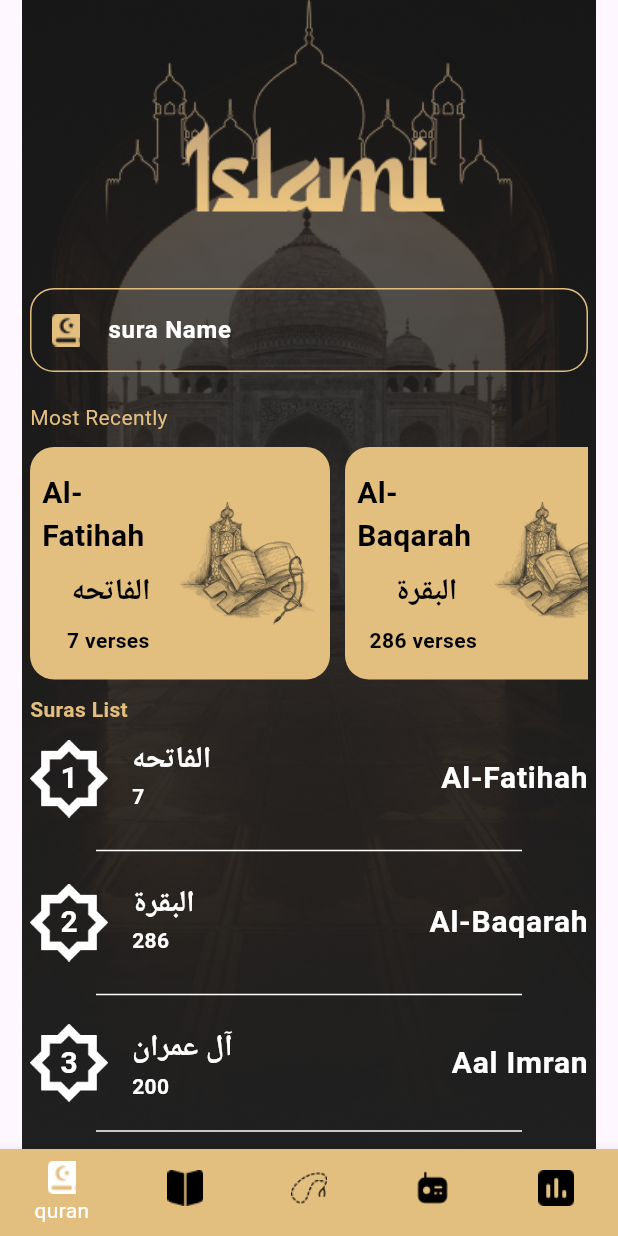
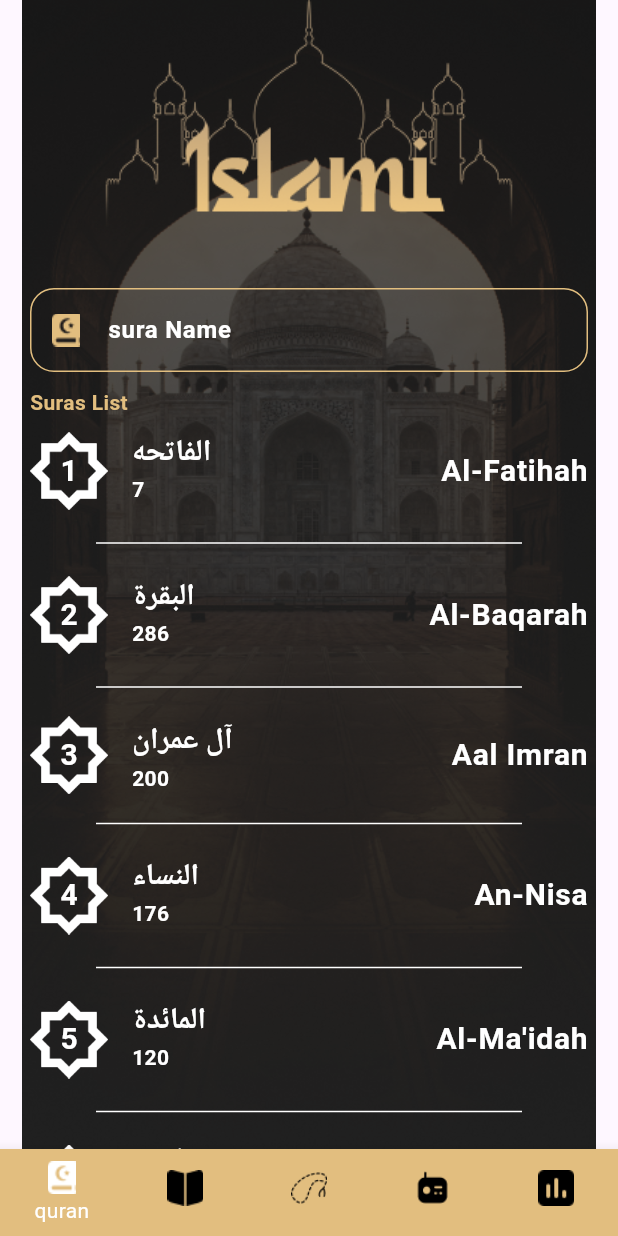
Before and after one commit to saraahmedkh/islami_app, a Flutter app: the screen it shows after launch, after a tap on "skip", on a phone screen of 412 x 824 dp. Run offline on Flutter 3.47's test engine with Material 3 defaults, Android fonts, the phone set to English and light mode, and no system bars; our stand-ins replace introduction_screen, shared_preferences.

Commit message:
cashhelper created

```diff
--- /dev/null
+++ b/lib/core/cach_helper.dart
@@ -0,0 +1,32 @@
+import 'package:shared_preferences/shared_preferences.dart';
+import 'package:flutter/material.dart';
+
+class CachHelper {
+  static late final SharedPreferences prefs;
+  static Future<void>init () async{
+    prefs= await SharedPreferences.getInstance();
+
+  }
+
+  static Future<bool>SaveBool(bool flag) async{
+    return await prefs.setBool("Introduction", flag);
+  }
+
+  static bool? getBool(String key) {
+    return  prefs.getBool(key);
+  }
+
+
+  static Future<void>SaveList(int index) async{
+    var previousList= getList("items");
+    previousList.add(index);
+    var data = previousList.map((e)=>e.toString()).toList()??[];
+    await prefs.setStringList("items", data);
+  }
+
+  static List<int> getList(String key) {
+    List<String>? data= prefs.getStringList(key);
+    return data?.map((e)=>int.parse(e)).toSet().toList() ??  [];
+  }
+
+}
--- a/lib/home/tabs/quran_tab.dart
+++ b/lib/home/tabs/quran_tab.dart
@@ -1,12 +1,25 @@
 import 'package:flutter/material.dart';
 import 'package:islami_application/core/app_colors.dart';
+import 'package:islami_application/core/cach_helper.dart';
 import 'package:islami_application/home/model/sura_model.dart';
 import 'package:islami_application/home/sura_details/sura_details_screen.dart';
 import 'package:islami_application/home/widgets/Recently_item.dart';
 import 'package:islami_application/home/widgets/sura_item.dart';
 
-class QuranTab extends StatelessWidget {
+class QuranTab extends StatefulWidget {
   QuranTab({super.key});
+
+  @override
+  State<QuranTab> createState() => _QuranTabState();
+}
+
+class _QuranTabState extends State<QuranTab> {
+  @override
+  void initState() {
+    super.initState();
+    CreatSuraList();
+    FiltredSuras = allsuras;
+  }
 
   List<String> surasName = [
     "الفاتحه",
@@ -124,6 +137,7 @@ class QuranTab extends StatelessWidget {
     "الفلق",
     "الناس",
   ];
+
   List<String> surasNameEnglish = [
     "Al-Fatihah",
     "Al-Baqarah",
@@ -240,6 +254,7 @@ class QuranTab extends StatelessWidget {
     "Al-Falaq",
     "An-Nas",
   ];
+
   List<int> surasVersesCount = [
     7, // Al-Fatihah
     286, // Al-Baqarah
@@ -356,9 +371,29 @@ class QuranTab extends StatelessWidget {
     5, // Al-Falaq
     6, // An-Nas
   ];
+  List<SuraModel> allsuras = [];
+  List<SuraModel> FiltredSuras = [];
+
+  void CreatSuraList() {
+    for (int i = 0; i < surasName.length; i++) {
+      allsuras.add(
+        SuraModel(
+          suraIndex: i + 1,
+          nameAr: surasName[i],
+          nameEN: surasNameEnglish[i],
+          versesCount: surasVersesCount[i],
+        ),
+      );
+    }
+  }
+
+  TextEditingController Searchcontroller = TextEditingController();
+
+  void filterSuras(String qurey) {}
 
   @override
   Widget build(BuildContext context) {
+    List<int> displayMostRecently = CachHelper.getList("items");
     return Container(
       decoration: BoxDecoration(
         image: DecorationImage(image: AssetImage("assets/images/quran_bg.png")),
@@ -371,6 +406,10 @@ class QuranTab extends StatelessWidget {
           children: [
             SizedBox(height: 192),
             TextField(
+              onChanged: (value) {
+                filterSuras(value);
+              },
+              controller: SearchController(),
               cursorColor: AppColors.primary,
               style: TextStyle(
                 color: Colors.white,
@@ -398,27 +437,52 @@ class QuranTab extends StatelessWidget {
                 ),
               ),
             ),
-            SizedBox(height: 20),
+            // SizedBox(height: 20),
+            // if (displayMostRecently.isNotEmpty) ...[
+            //   SizedBox(height: 10),
+            //   Container(
+            //     height: 155,
+            //     child: ListView.separated(
+            //       separatorBuilder: (context, index) => SizedBox(width: 10),
+            //       itemCount: displayMostRecently.length,
+            //       scrollDirection: Axis.horizontal,
+            //       itemBuilder: (BuildContext context, int index) {
+            //         return RecentlyItem(
+            //           model: SuraModel(
+            //             suraIndex: displayMostRecently[index] + 1,
+            //             nameAr: surasName[displayMostRecently[index]],
+            //             nameEN: surasNameEnglish[displayMostRecently[index]],
+            //             versesCount: surasVersesCount[displayMostRecently[index]],
+            //           ),
+            //         );
+            //       },
+            //     ),
+            //   ),
+            if (displayMostRecently.isNotEmpty) ...[
+              SizedBox(height: 10),
               Text("Most Recently", style: TextStyle(color: AppColors.primary)),
               SizedBox(height: 10),
               Container(
                 height: 155,
                 child: ListView.separated(
                   separatorBuilder: (context, index) => SizedBox(width: 10),
-                itemCount: 10,
+                  itemCount: displayMostRecently.length,
                   scrollDirection: Axis.horizontal,
                   itemBuilder: (BuildContext context, int index) {
-                   return RecentlyItem(model: SuraModel(
-                     suraIndex: index+1,
-                     nameAr: surasName[index],
-                     nameEN: surasNameEnglish[index],
-                     versesCount: surasVersesCount[index],
-                   ),);
-
+                    return RecentlyItem(
+                      model: SuraModel(
+                        suraIndex: displayMostRecently[index] + 1,
+                        nameAr: surasName[displayMostRecently[index]],
+                        nameEN: surasNameEnglish[displayMostRecently[index]],
+                        versesCount: surasVersesCount[displayMostRecently[index]],
+                      ),
+                    );
                   },
                 ),
               ),
+            ],
             SizedBox(height: 10),
+
             Text(
               "Suras List",
               style: TextStyle(
@@ -428,7 +492,7 @@ class QuranTab extends StatelessWidget {
             ),
             Expanded(
               child: ListView.separated(
-                itemCount: surasName.length,
+                itemCount: FiltredSuras.length,
                 separatorBuilder: (context, index) => Padding(
                   padding: const EdgeInsets.symmetric(vertical: 4),
                   child: Divider(
@@ -438,25 +502,18 @@ class QuranTab extends StatelessWidget {
                   ),
                 ),
                 itemBuilder: (context, index) {
-                  return InkWell( onTap: (){
-                    Navigator.pushNamed(context, SuraDetailsScreen.routeName,
-                    arguments: SuraModel(
-                      suraIndex: index+1,
-                      nameAr: surasName[index],
-                      nameEN: surasNameEnglish[index],
-                      versesCount: surasVersesCount[index],
-                    ), );
-
+                  return InkWell(
+                    onTap: () {
+                      CachHelper.SaveList(index);
+                      setState(() {});
+                      Navigator.pushNamed(
+                        context,
+                        SuraDetailsScreen.routeName,
+                        arguments: allsuras[index],
+                      );
                     },
 
-                    child: SuraItem(
-                      model: SuraModel(
-                        suraIndex: index+1,
-                        nameAr: surasName[index],
-                        nameEN: surasNameEnglish[index],
-                        versesCount: surasVersesCount[index],
-                      ),
-                    ),
+                    child: SuraItem(model: allsuras[index]),
                   );
                 },
               ),
--- a/lib/introduction_screen.dart
+++ b/lib/introduction_screen.dart
@@ -2,6 +2,7 @@ import 'package:flutter/material.dart';
 import 'package:introduction_screen/introduction_screen.dart';
 import 'package:islami_application/core/app_colors.dart';
 import 'package:islami_application/core/app_style.dart';
+import 'package:islami_application/core/cach_helper.dart';
 import 'package:islami_application/home_screen.dart';
 
 class IntroductionScreens extends StatelessWidget {
@@ -59,9 +60,11 @@ class IntroductionScreens extends StatelessWidget {
       back: Icon(Icons.arrow_back, color: AppColors.primary ),
       showBackButton: true,
       onSkip: () {
+      CachHelper.SaveBool(true);
         Navigator.pushNamed(context, HomeScreen.routeName);
       },
       onDone: () {
+        CachHelper.SaveBool(true);
         Navigator.pushNamed(context, HomeScreen.routeName);
       },
     );
--- a/lib/main.dart
+++ b/lib/main.dart
@@ -1,10 +1,13 @@
 import 'package:flutter/material.dart';
+import 'package:islami_application/core/cach_helper.dart';
 import 'package:islami_application/home_screen.dart';
 import 'package:islami_application/introduction_screen.dart';
 
 import 'home/sura_details/sura_details_screen.dart';
 
-void main() {
+void main() async{
+  WidgetsFlutterBinding.ensureInitialized();
+  await CachHelper.init();
   runApp(const MyApp());
 }
 
@@ -16,13 +19,12 @@ class MyApp extends StatelessWidget {
   Widget build(BuildContext context) {
     return MaterialApp(
       debugShowCheckedModeBanner: false,
-      initialRoute: IntroductionScreens.routeName,
-      routes: {
+      initialRoute: CachHelper.getBool("Introduction")== true ?
+          HomeScreen.routeName : IntroductionScreens.routeName,
+        routes: {
         IntroductionScreens.routeName :(context)=> IntroductionScreens(),
         HomeScreen.routeName :(context)=> HomeScreen(),
         SuraDetailsScreen.routeName :(context)=> SuraDetailsScreen(),
-
-
 
       }
 
--- a/pubspec.yaml
+++ b/pubspec.yaml
@@ -36,6 +36,8 @@ dependencies:
   cupertino_icons: ^1.0.8
   flutter_native_splash: ^2.4.7
   introduction_screen: ^4.0.0
+  shared_preferences: ^2.5.4
+
 
 dev_dependencies:
   flutter_test:
```
Also changed, not shown: pubspec.lock. Lines whose indentation alone changed are shown as unchanged.
